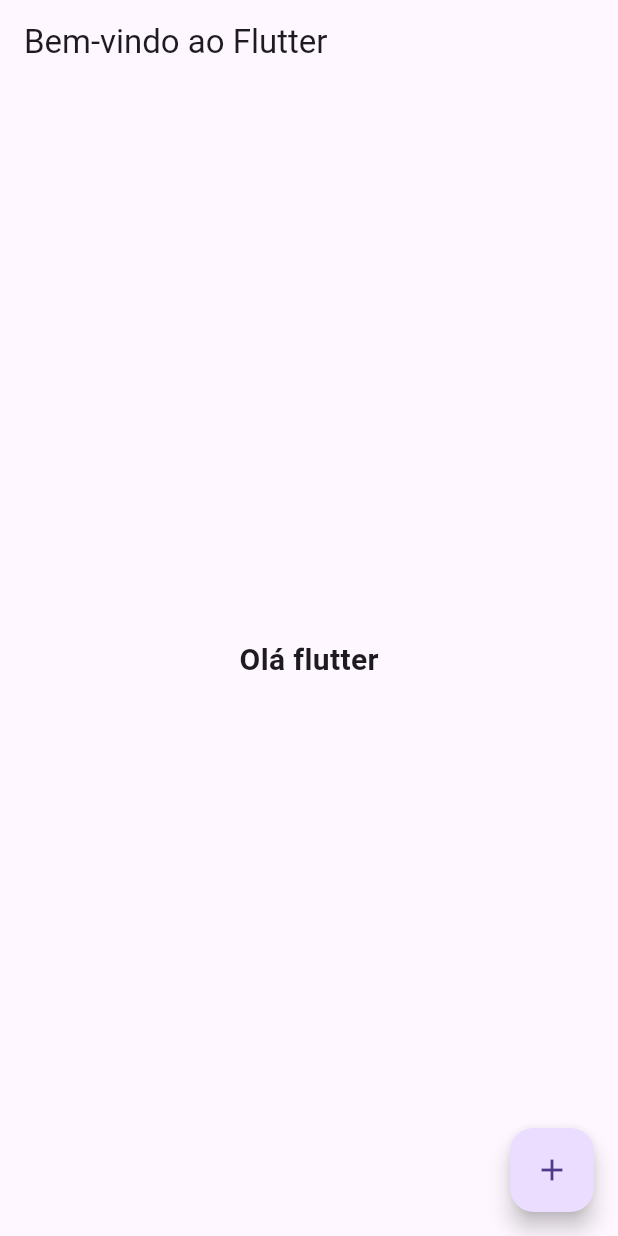
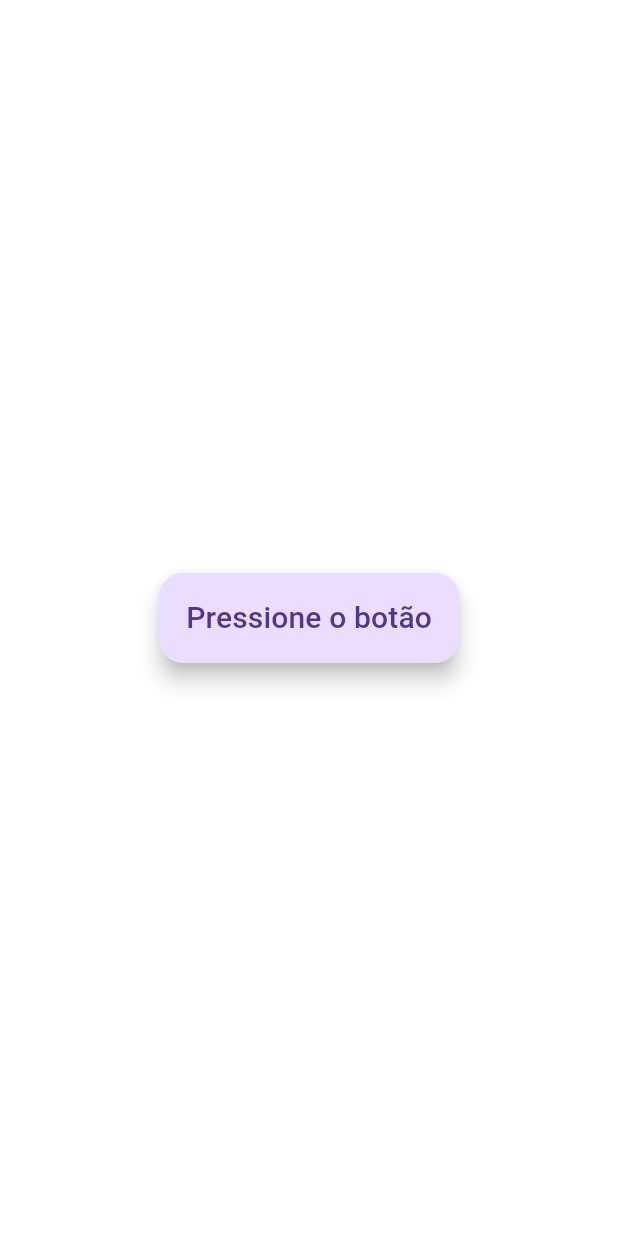
Before and after one commit to duKraut/aulas_flutter, a Flutter app: the screen it shows after launch, on a phone screen of 412 x 824 dp. Run offline on Flutter 3.47's test engine with Material 3 defaults, Android fonts, the phone set to English and light mode, and no system bars.

Commit message:
flutter: atividade_04_08

```diff
--- a/lib/home_page.dart
+++ b/lib/home_page.dart
@@ -1,4 +1,4 @@
-import 'package:aula1/widgets/welcome_text.dart';
+import 'package:aula1/widgets/custom_button.dart';
 import 'package:flutter/material.dart';
 
 class HomePage extends StatelessWidget {
@@ -6,14 +6,21 @@ class HomePage extends StatelessWidget {
 
   @override
   Widget build(BuildContext context) {
-    return Scaffold(
-      appBar: AppBar(title: const Text('Bem-vindo ao Flutter')),
-      body: const Center(child: WelcomeText()),
-      floatingActionButton: FloatingActionButton(
-        onPressed: () {
-          print('Botão pressionado!');
-        },
-        child: const Icon(Icons.add),
+    return Center(
+      child: Row(
+        mainAxisSize: MainAxisSize.min,
+        children: [
+          SizedBox(
+            width: 200, // Largura desejada
+            height: 60, // Altura desejada
+            child: CustomButton(
+              onPress: () {
+                print('Pressionou o botão');
+              },
+              textMessageButton: 'Pressione o botão',
+            ),
+          ),
+        ],
       ),
     );
   }
--- a/lib/main.dart
+++ b/lib/main.dart
@@ -8,10 +8,9 @@ void main() {
 class MyApp extends StatelessWidget {
   const MyApp({super.key});
 
-  // This widget is the root of your application.
   @override
   Widget build(BuildContext context) {
-    return const MaterialApp(title: 'Meu primeiro App', home: HomePage());
+    return MaterialApp(home: HomePage());
   }
 }
 
--- /dev/null
+++ b/lib/widgets/app_title.dart
@@ -0,0 +1,18 @@
+import 'package:flutter/material.dart';
+
+class AppTitle extends StatelessWidget {
+  final String message;
+  const AppTitle({super.key, required this.message});
+
+  @override
+  Widget build(BuildContext context) {
+    return Text(
+      message,
+      style: TextStyle(
+        fontSize: 30,
+        fontWeight: FontWeight.bold,
+        color: Colors.deepPurple,
+      ),
+    );
+  }
+}
--- /dev/null
+++ b/lib/widgets/custom_button.dart
@@ -0,0 +1,20 @@
+import 'package:flutter/material.dart';
+
+class CustomButton extends StatelessWidget {
+  final String textMessageButton;
+  final VoidCallback onPress;
+
+  const CustomButton({
+    super.key,
+    required this.onPress,
+    required this.textMessageButton,
+  });
+
+  @override
+  Widget build(BuildContext context) {
+    return FloatingActionButton(
+      onPressed: onPress,
+      child: Text(textMessageButton, style: const TextStyle(fontSize: 20)),
+    );
+  }
+}
--- a/lib/widgets/welcome_text.dart
+++ /dev/null
@@ -1,13 +0,0 @@
-import 'package:flutter/material.dart';
-
-class WelcomeText extends StatelessWidget {
-  const WelcomeText({super.key});
-
-  @override
-  Widget build(BuildContext context) {
-    return const Text(
-      'Olá flutter',
-      style: TextStyle(fontSize: 20, fontWeight: FontWeight.bold),
-    );
-  }
-}
```
